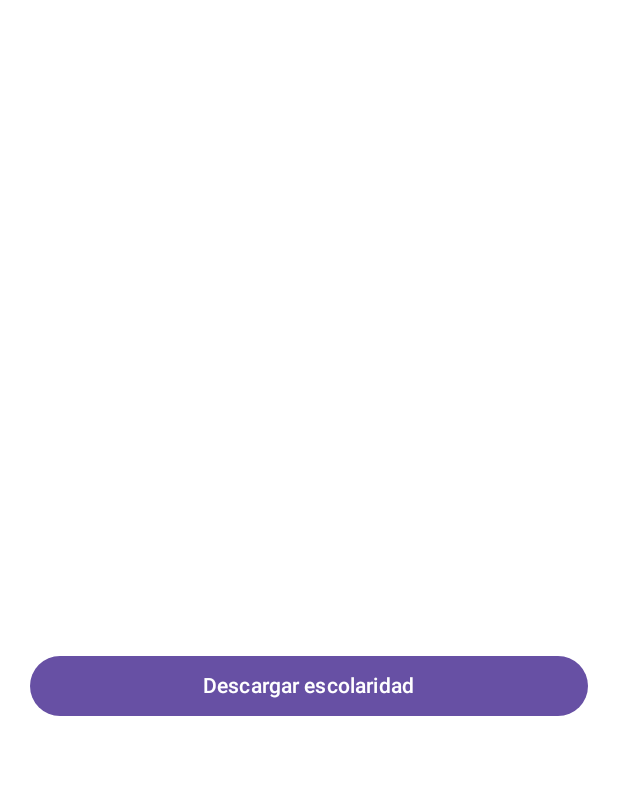
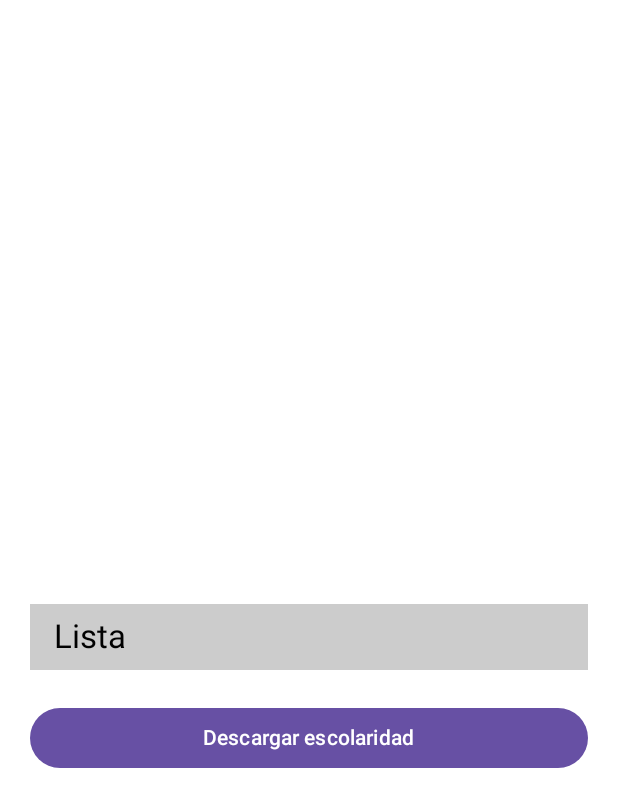
Before and after one commit to pcristiani/StudyHub-Mobile-G4, an Android app built with Jetpack Compose: the @Preview function GestionScreenPreview, on a phone screen of 412 x 824 dp. Shown: the top 807 px of the screen. Run offline under Robolectric (Android 15) with nearby library versions, the phone set to English and light mode, and no system bars; libraries missing offline, so code that uses them is left out: com.rajat.pdfviewer.

Commit message:
Working on Escolaridad screen

```diff
--- a/app/src/main/java/com/example/compose/studyhub/http/ApiService.kt
+++ b/app/src/main/java/com/example/compose/studyhub/http/ApiService.kt
@@ -90,6 +90,9 @@ interface ApiService {
       @Header("Authorization")
       token: String
                           ): Call<String>
+
+   @GET("/api/carrera/getCarrerasInscripto/{idUsuario}")
+   fun getCarrerasInscripto(@Path("idUsuario") idUsuario: Int, @Header("Authorization")token:String): Call<String>
 }
 
 data class LoginRequest(val cedula: String, val password: String)
@@ -101,3 +104,5 @@ data class ModifyProfileRequest(val nombre: String, val apellido: String, val em
 data class TokenRequest(val token: String)
 
 data class UserRequest(val idUsuario: Int?, val nombre: String?, val apellido: String?, val email: String?, val fechaNacimiento: String?, val rol: String?, val cedula: String?, val activo: Boolean?, val validado: Boolean?)
+
+data class CarreraRequest(val idCarrera: Int, val nombre: String, val descripcion: String, val requisitos: String, val duracion: Int, val activa: Boolean)
--- /dev/null
+++ b/app/src/main/java/com/example/compose/studyhub/ui/component/gestion/ExpandableList.kt
@@ -0,0 +1,113 @@
+package com.example.compose.studyhub.ui.component.gestion
+
+import androidx.compose.foundation.BorderStroke
+import androidx.compose.foundation.background
+import androidx.compose.foundation.clickable
+import androidx.compose.foundation.layout.Row
+import androidx.compose.foundation.layout.fillMaxWidth
+import androidx.compose.foundation.layout.padding
+import androidx.compose.foundation.lazy.LazyColumn
+import androidx.compose.foundation.lazy.LazyListScope
+import androidx.compose.foundation.lazy.items
+import androidx.compose.foundation.lazy.itemsIndexed
+import androidx.compose.material.icons.Icons
+import androidx.compose.material.icons.automirrored.rounded.List
+import androidx.compose.material.icons.rounded.ChevronLeft
+import androidx.compose.material.icons.rounded.List
+import androidx.compose.material3.Icon
+import androidx.compose.material3.MaterialTheme
+import androidx.compose.material3.Text
+import androidx.compose.runtime.Composable
+import androidx.compose.runtime.mutableStateMapOf
+import androidx.compose.runtime.mutableStateOf
+import androidx.compose.runtime.remember
+import androidx.compose.runtime.toMutableStateMap
+import androidx.compose.ui.Modifier
+import androidx.compose.ui.graphics.Color
+import androidx.compose.ui.res.colorResource
+import androidx.compose.ui.res.painterResource
+import androidx.compose.ui.unit.dp
+import com.example.compose.studyhub.R
+
+@Composable
+fun ExpandableList(modifier:Modifier, headerTitle: String, options: List<String>, optionIds: List<Int>, onOptionSelected: (Int) -> Unit) {
+
+    val data = SectionData(headerTitle, options, optionIds)
+
+    val isExpandedMap = remember { mutableStateOf(false) }
+
+
+    LazyColumn(
+        modifier = modifier,
+        content = {
+                Section(
+                    sectionData = data,
+                    isExpanded = isExpandedMap.value,
+                    onHeaderClick = {
+                        isExpandedMap.value = !(isExpandedMap.value)
+                    },
+                    onOptionClicked = onOptionSelected
+                )
+            }
+    )
+}
+
+
+
+@Composable
+fun SectionItem(text: String, id: Int, onOptionClicked: (id: Int) -> Unit) {
+    Text(
+        text = text,
+        style = MaterialTheme.typography.bodyMedium,
+        modifier = Modifier
+            .fillMaxWidth()
+            .padding(vertical = 8.dp, horizontal = 16.dp)
+            .clickable{onOptionClicked(id)}
+    )
+}
+
+@Composable
+fun SectionHeader(text: String, isExpanded: Boolean, onHeaderClicked: () -> Unit) {
+    Row(modifier = Modifier
+        .clickable { onHeaderClicked() }
+        .background(Color.LightGray)
+        .padding(vertical = 8.dp, horizontal = 16.dp)
+    ) {
+        Text(
+            text = text,
+            style = MaterialTheme.typography.titleLarge,
+            modifier = Modifier.weight(1.0f)
+        )
+        if (isExpanded) {
+            Icons.AutoMirrored.Rounded.List
+        } else {
+            Icons.Rounded.ChevronLeft
+        }
+    }
+}
+
+fun LazyListScope.Section(
+    sectionData: SectionData,
+    isExpanded: Boolean,
+    onHeaderClick: () -> Unit,
+    onOptionClicked: (id: Int) -> Unit
+) {
+
+
+    item {
+        SectionHeader(
+            text = sectionData.headerText,
+            isExpanded = isExpanded,
+            onHeaderClicked = onHeaderClick
+
+        )
+    }
+
+    if(isExpanded) {
+        itemsIndexed(sectionData.items) { index, item ->
+            SectionItem(text = item, id =sectionData.ids[index], onOptionClicked = onOptionClicked)
+        }
+    }
+}
+
+data class SectionData(val headerText: String, val items: List<String>, val ids: List<Int>)
--- /dev/null
+++ b/app/src/main/java/com/example/compose/studyhub/ui/component/gestion/WebViewComponent.kt
@@ -0,0 +1,35 @@
+package com.example.compose.studyhub.ui.component.gestion
+
+import android.webkit.WebView
+import android.webkit.WebViewClient
+import androidx.compose.runtime.Composable
+import androidx.compose.ui.Modifier
+import androidx.compose.ui.viewinterop.AndroidView
+import com.example.compose.studyhub.data.UserRepository
+import com.example.compose.studyhub.util.HTMLTemplate
+
+
+@Composable
+fun WebViewComponent(idCarrera: Int, modifier: Modifier): WebView? {
+    val HTML = UserRepository.getNombre()?.let { UserRepository.getApellido()
+        ?.let { it1 -> HTMLTemplate(it, it1) } }
+    var webView:WebView? = null
+
+    if(HTML!=null){
+        AndroidView(
+            modifier = modifier,
+            factory = { context ->
+                WebView(context)
+                    .apply {
+                        webViewClient = WebViewClient()
+                        loadDataWithBaseURL(null, HTML, "text/html", "UTF-8", null)
+                    }
+            },
+        ){
+            webView = it
+            it.webViewClient = WebViewClient()
+            it.loadDataWithBaseURL(null, HTML, "text/html", "UTF-8", null)
+        }
+    }
+    return webView
+}
--- a/app/src/main/java/com/example/compose/studyhub/ui/estudiante/GestionScreen.kt
+++ b/app/src/main/java/com/example/compose/studyhub/ui/estudiante/GestionScreen.kt
@@ -1,5 +1,6 @@
 package com.example.compose.studyhub.ui.estudiante
 
+import CarreraRequest
 import android.webkit.WebView
 import android.webkit.WebViewClient
 import androidx.compose.foundation.Image
@@ -16,6 +17,10 @@ import androidx.compose.material3.IconButton
 import androidx.compose.material3.MaterialTheme
 import androidx.compose.material3.Text
 import androidx.compose.runtime.Composable
+import androidx.compose.runtime.LaunchedEffect
+import androidx.compose.runtime.mutableIntStateOf
+import androidx.compose.runtime.mutableStateListOf
+import androidx.compose.runtime.remember
 import androidx.compose.ui.Alignment
 import androidx.compose.ui.Modifier
 import androidx.compose.ui.platform.LocalContext
@@ -26,7 +31,11 @@ import androidx.compose.ui.tooling.preview.Preview
 import androidx.compose.ui.unit.dp
 import androidx.compose.ui.viewinterop.AndroidView
 import com.example.compose.studyhub.R
+import com.example.compose.studyhub.data.User
 import com.example.compose.studyhub.data.UserRepository
+import com.example.compose.studyhub.http.requests.inscripcionesCarreraRequest
+import com.example.compose.studyhub.ui.component.gestion.ExpandableList
+import com.example.compose.studyhub.ui.component.gestion.WebViewComponent
 import com.example.compose.studyhub.ui.theme.md_theme_dark_text
 import com.example.compose.studyhub.util.HTMLTemplate
 import com.example.compose.studyhub.util.exportAsPdf
@@ -56,10 +65,10 @@ fun GestionScreen(): DrawerState {
 
 @Composable
 fun Gestion(modifier: Modifier){
-   val HTML = UserRepository.getNombre()?.let { UserRepository.getApellido()
-      ?.let { it1 -> HTMLTemplate(it, it1) } }
+
    var webView:WebView? = null
    val context = LocalContext.current
+
 
    Column(
       modifier = modifier.fillMaxWidth(),
@@ -67,38 +76,43 @@ fun Gestion(modifier: Modifier){
       horizontalAlignment = Alignment.CenterHorizontally,
    ) {
 
+      var listaCarreras: List<CarreraRequest>? = null
+      val nombresCarrera = remember { mutableStateListOf<String>() }
+      val idsCarrera = remember { mutableStateListOf<Int>() }
+
+      UserRepository.loggedInUser()?.let {idUsuario -> UserRepository.getToken()
+         ?.let {token -> inscripcionesCarreraRequest(idUsuario, token){success->
+            if(success!=null){
+               listaCarreras = success
+               println(success)
+               nombresCarrera.clear()
+               idsCarrera.clear()
+               listaCarreras?.forEach {
+                  nombresCarrera.add(it.nombre)
+                  idsCarrera.add(it.idCarrera)
+                  println(listaCarreras)
+               }
+            }
+         } } }
+
+      var carreraSelected = remember { mutableIntStateOf(0) }
 
 
-      /*
-      PdfRendererViewCompose(
-         modifier = modifier.fillMaxWidth().weight(1f),
-         url = "https://ia800205.us.archive.org/12/items/gameoflifehowtop00shin/gameoflifehowtop00shin.pdf",
-         lifecycleOwner = LocalLifecycleOwner.current
-      )
-       */
+      ExpandableList(modifier=Modifier.padding(top = 20.dp, bottom = 5.dp), headerTitle = "Lista", options = nombresCarrera, optionIds = idsCarrera, onOptionSelected={selectedId -> carreraSelected.value = selectedId})
 
-      println(HTML)
+      println(carreraSelected.intValue)
 
-      if(HTML != null){
-         AndroidView(
-            modifier = modifier.fillMaxWidth().weight(1f),
-            factory = { context ->
-               WebView(context)
-                  .apply {
-                     webViewClient = WebViewClient()
-                     loadDataWithBaseURL(null, HTML, "text/html", "UTF-8", null)
-                  }
-            },
-         ){
-            webView = it
-            it.webViewClient = WebViewClient()
-            it.loadDataWithBaseURL(null, HTML, "text/html", "UTF-8", null)
-         }
-      }
+
+      WebViewComponent(carreraSelected.intValue,
+         modifier
+            .fillMaxWidth()
+            .weight(1f))
 
 
 
-      Button(onClick = {exportAsPdf(webView, context)}, modifier = Modifier.fillMaxWidth().padding(vertical = 16.dp)){
+      Button(onClick = {exportAsPdf(webView, context)}, modifier = Modifier
+         .fillMaxWidth()
+         .padding(vertical = 16.dp)){
          Text(text = stringResource(id = R.string.download_resume))
       }
    }
--- a/app/src/main/java/com/example/compose/studyhub/ui/screen/RegisterScreen.kt
+++ b/app/src/main/java/com/example/compose/studyhub/ui/screen/RegisterScreen.kt
@@ -1,12 +1,10 @@
 package com.example.compose.studyhub.ui.screen
 
-import androidx.annotation.StringRes
 import androidx.compose.foundation.layout.Column
 import androidx.compose.foundation.layout.Spacer
 import androidx.compose.foundation.layout.fillMaxWidth
 import androidx.compose.foundation.layout.height
 import androidx.compose.material3.Button
-import androidx.compose.material3.DatePickerState
 import androidx.compose.material3.ExperimentalMaterial3Api
 import androidx.compose.material3.MaterialTheme
 import androidx.compose.material3.Scaffold
@@ -23,17 +21,15 @@ import androidx.compose.ui.unit.dp
 import com.example.compose.studyhub.R
 import com.example.compose.studyhub.domain.CIState
 import com.example.compose.studyhub.domain.ConfirmPasswordState
-import com.example.compose.studyhub.domain.DateTimeState
 import com.example.compose.studyhub.domain.EmailState
 import com.example.compose.studyhub.domain.PasswordState
 import com.example.compose.studyhub.domain.TextFieldState
 import com.example.compose.studyhub.domain.datePicker
 import com.example.compose.studyhub.domain.formatDate
+import com.example.compose.studyhub.ui.component.loginRegisterEdit.Birthday
 import com.example.compose.studyhub.ui.theme.ThemeStudyHub
 import com.example.compose.studyhub.ui.theme.stronglyDeemphasizedAlpha
 import com.example.compose.studyhub.util.supportWideScreen
-import java.text.SimpleDateFormat
-import java.util.Locale
 
 ///
 @Composable
```
Also changed, not shown: app/src/main/java/com/example/compose/studyhub/http/requests/carreraRequests.kt (added, +36 -0 lines), app/src/main/java/com/example/compose/studyhub/ui/component/loginRegisterEdit/BirthdayComponent.kt (added, +92 -0 lines), app/src/main/java/com/example/compose/studyhub/ui/estudiante/EditarPerfilScreen.kt (+1 -13 lines), app/src/main/java/com/example/compose/studyhub/ui/screen/LoginRegisterScreen.kt (+0 -56 lines).
